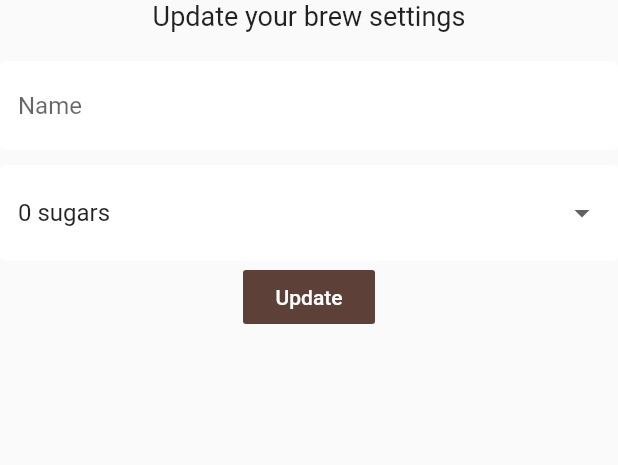
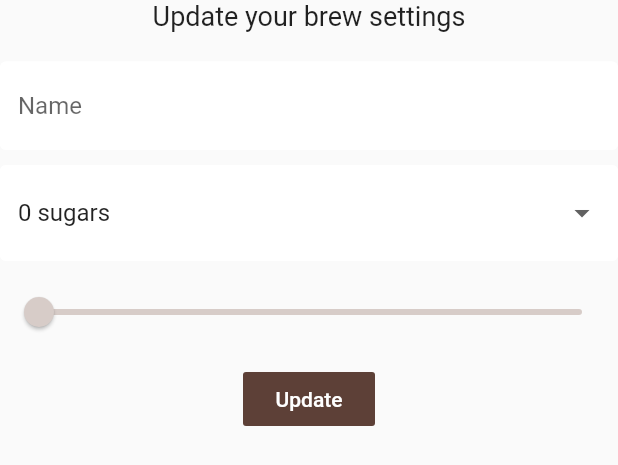
Before and after one commit to joeloudjinz/flutter_coffee, a Flutter app: the SettingsForm widget shown alone on an empty page, opened directly, on a phone screen of 412 x 824 dp. Shown: the top 465 px of the screen. Run offline on Flutter 3.47's test engine with Material 2 defaults, Android fonts, the phone set to English and light mode, and no system bars; our stand-ins replace cloud_firestore, firebase_auth, flutter_spinkit; accounts and stored records are empty.

Commit message:
Creating strength slider

```diff
--- a/lib/screens/home/settings-form.dart
+++ b/lib/screens/home/settings-form.dart
@@ -46,6 +46,21 @@ class _SettingsFormState extends State<SettingsForm> {
             onChanged: (value) => setState(() => _currentSugar = value),
             decoration: textInputDecoration,
           ),
+          SizedBox(
+            height: 10.0,
+          ),
+          Slider(
+            value: (_currentStrength ?? 100).toDouble(),
+            activeColor: Colors.brown[_currentStrength ?? 100],
+            inactiveColor: Colors.brown[_currentStrength ?? 100],
+            min: 100,
+            max: 900,
+            divisions: 8,
+            onChanged: (value) => setState(() => _currentStrength = value.round()),
+          ),
+          SizedBox(
+            height: 10.0,
+          ),
           FlatButton(
             color: Colors.brown[700],
             child: Text(
```
